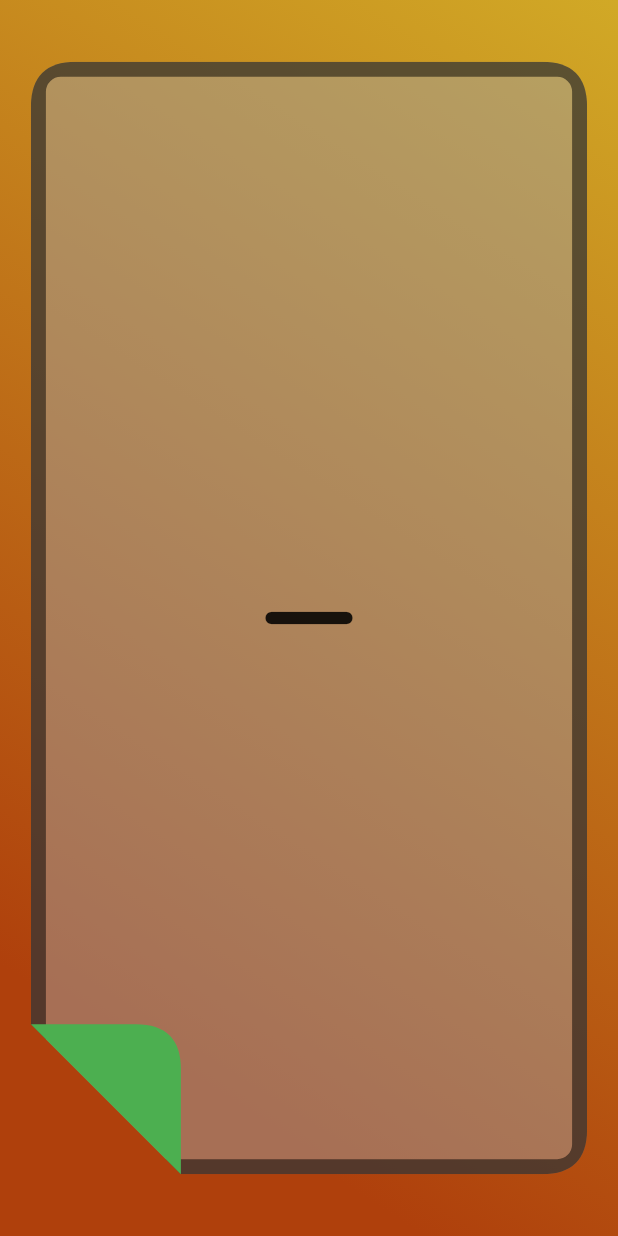
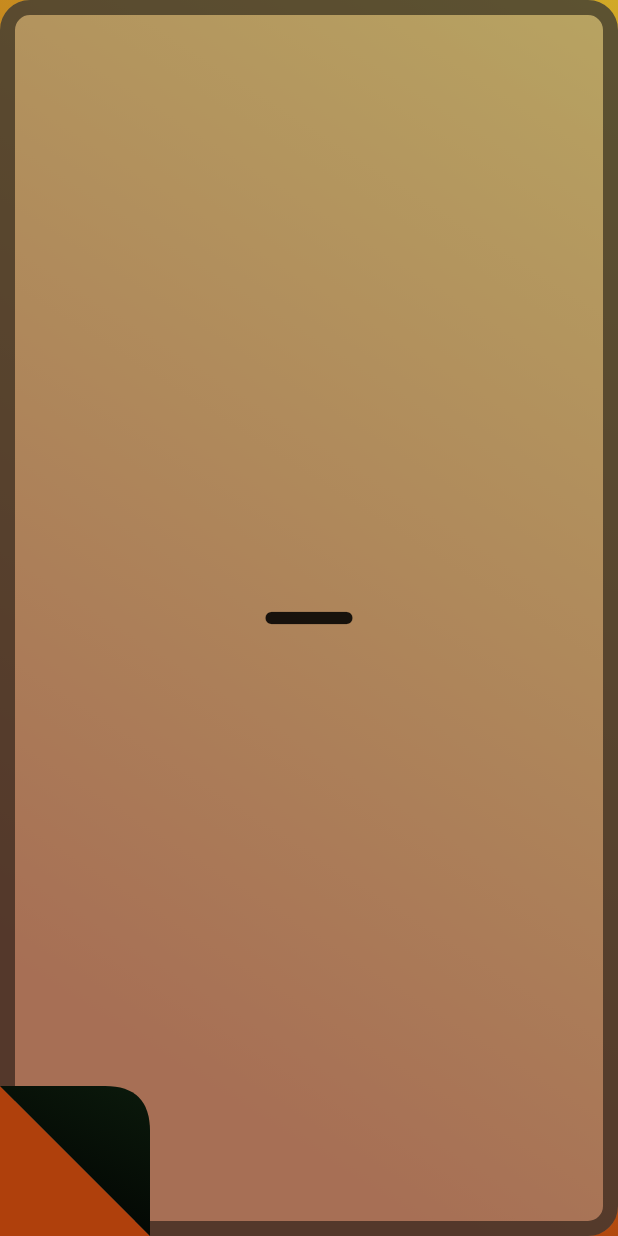
Before and after one commit to EtienneAuroux/tokihakanenari, a Flutter app: the screen it shows after launch, after a tap on the "add" icon, on a phone screen of 412 x 824 dp. Run offline on Flutter 3.47's test engine with Material 3 defaults, Android fonts, the phone set to English and light mode, and no system bars.

Commit message:
<feat>: Created corner decoration. Will need to adapt decoration based on CardStatus as well.

```diff
--- a/lib/card_generators/big_card.dart
+++ b/lib/card_generators/big_card.dart
@@ -46,7 +46,7 @@ class _BigCardState extends State<BigCard> {
 
   @override
   Widget build(BuildContext context) {
-    Size bigCardSize = MediaQuery.of(context).size * 0.9;
+    Size bigCardSize = MediaQuery.of(context).size;
     double panLimit = sqrt(pow(bigCardSize.width / 6, 2) + pow(bigCardSize.height / 6, 2));
 
     return GestureDetector(
@@ -61,7 +61,9 @@ class _BigCardState extends State<BigCard> {
         }
       },
       onPanEnd: (details) {
-        panDistance = 0;
+        setState(() {
+          panDistance = 0;
+        });
       },
       child: Stack(
         alignment: Alignment.center,
@@ -69,12 +71,9 @@ class _BigCardState extends State<BigCard> {
           ClipPath(
             clipper: LargeCardContour(
               flippedCornerLength: 100 + panDistance,
-              cornerRadius: 30,
             ),
             child: Container(
               decoration: CardDecoration.getDecoration(widget.cardType),
-              width: bigCardSize.width,
-              height: bigCardSize.height,
               child: generateBigCard(widget.cardType),
             ),
           ),
@@ -84,9 +83,7 @@ class _BigCardState extends State<BigCard> {
               cornerRadius: 30,
             ),
             child: Container(
-              width: bigCardSize.width,
-              height: bigCardSize.height,
-              color: Colors.green,
+              decoration: CardDecoration.getCornerDecoration(widget.cardType),
             ),
           )
         ],
--- a/lib/main.dart
+++ b/lib/main.dart
@@ -61,10 +61,7 @@ class _MainPageState extends State<MainPage> {
                 });
               },
             )
-          : Container(
-              width: screenSize.width * 0.9,
-              height: screenSize.height * 0.9,
-              child: BigCard(
+          : BigCard(
               cardType: cardToEnlarge,
               onPanBigCardCorner: () {
                 setState(() {
@@ -72,7 +69,6 @@ class _MainPageState extends State<MainPage> {
                 });
               },
             ),
-            ),
     );
   }
 }
--- a/lib/visual_tools/card_decoration.dart
+++ b/lib/visual_tools/card_decoration.dart
@@ -3,6 +3,35 @@ import 'package:tokihakanenari/visual_tools/color_palette.dart';
 import 'package:tokihakanenari/my_enums.dart';
 
 class CardDecoration {
+  static BoxDecoration getCornerDecoration(CardType cardType) {
+    switch (cardType) {
+      case CardType.addIncome:
+        return const BoxDecoration(
+          gradient: LinearGradient(
+            colors: [Colors.black, Colors.green],
+            begin: Alignment.bottomLeft,
+            end: Alignment.topRight,
+          ),
+        );
+      case CardType.passiveIncome:
+        return const BoxDecoration(
+          gradient: LinearGradient(
+            colors: [Colors.black, Colors.green],
+            begin: Alignment.bottomLeft,
+            end: Alignment.topRight,
+          ),
+        );
+      case CardType.savingAccounts:
+        return const BoxDecoration(
+          gradient: LinearGradient(
+            colors: [Colors.black, Colors.green],
+            begin: Alignment.bottomLeft,
+            end: Alignment.topRight,
+          ),
+        );
+    }
+  }
+
   static BoxDecoration getDecoration(CardType cardType) {
     const double cardCornerRadius = 20;
     const int addIncomeCardAlpha = 127;
--- a/lib/visual_tools/large_card_clipper.dart
+++ b/lib/visual_tools/large_card_clipper.dart
@@ -1,44 +1,28 @@
 import 'package:flutter/material.dart';
 
 class LargeCardContour extends CustomClipper<Path> {
-  final double _flippedCornerLength;
-  final double _cornerRadius;
+  final double flippedCornerLength;
 
-  LargeCardContour({
-    required double flippedCornerLength,
-    required double cornerRadius,
-  })  : assert(flippedCornerLength >= cornerRadius),
-        _flippedCornerLength = flippedCornerLength,
-        _cornerRadius = cornerRadius;
+  LargeCardContour({required this.flippedCornerLength});
 
   @override
   Path getClip(Size size) {
     Path path = Path();
 
     // Left vertical line
-    path.moveTo(0, _cornerRadius);
-    path.lineTo(0, size.height - _flippedCornerLength);
+    path.lineTo(0, size.height - flippedCornerLength);
 
     // Bottom left corner diagonal line
-    path.lineTo(_flippedCornerLength, size.height);
+    path.lineTo(flippedCornerLength, size.height);
 
     // Bottom horizontal line
-    path.lineTo(size.width - _cornerRadius, size.height);
-
-    // Bottom right corner
-    path.quadraticBezierTo(size.width, size.height, size.width, size.height - _cornerRadius);
+    path.lineTo(size.width, size.height);
 
     // Right vertical line
-    path.lineTo(size.width, _cornerRadius);
-
-    // Top right conner
-    path.quadraticBezierTo(size.width, 0, size.width - _cornerRadius, 0);
+    path.lineTo(size.width, 0);
 
     // Top horizontal line
-    path.lineTo(_cornerRadius, 0);
-
-    // Top left corner
-    path.quadraticBezierTo(0, 0, 0, _cornerRadius);
+    path.lineTo(0, 0);
 
     return path;
   }
```
Lines whose indentation alone changed are shown as unchanged.
